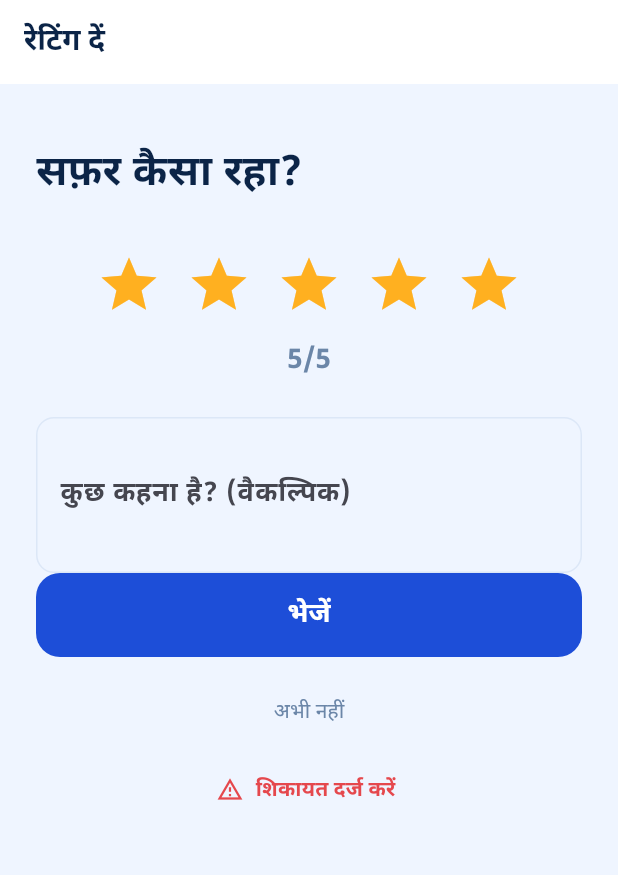
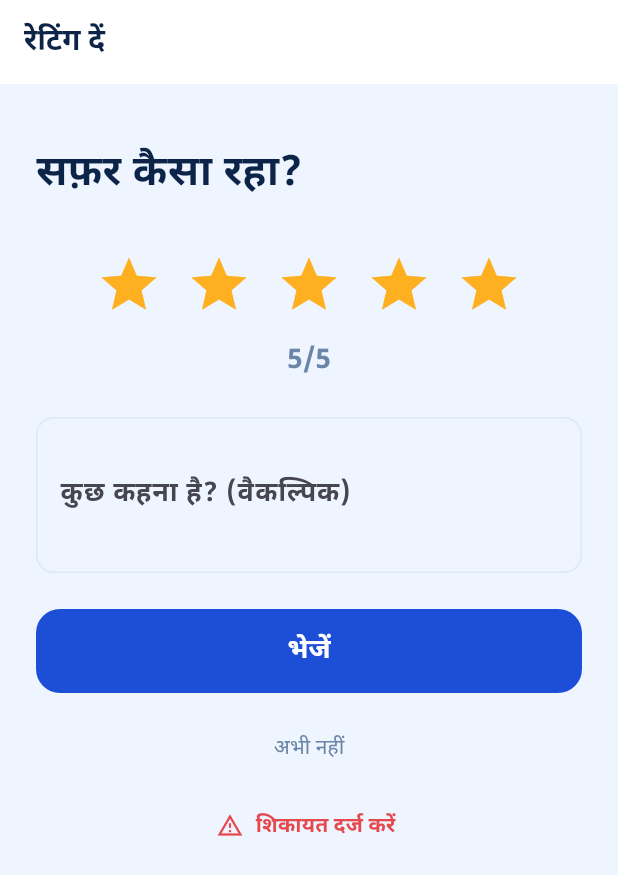
Before and after one commit to hearterzarya/Rickbo, a Flutter app: the RateRideScreen screen opened by its route, on a phone screen of 412 x 824 dp. Shown: the top 875 px of the screen. Run offline on Flutter 3.47's test engine with Material 3 defaults, Android fonts, the light colour scheme and no system bars; our stand-ins replace dio, flutter_map, flutter_riverpod, flutter_tts, geolocator, go_router and 3 more; accounts and stored records are empty.

Commit message:
fix(user_app): replace Spacer in scrollable with fixed gap
Spacer() inside a SingleChildScrollView throws a RenderBox assertion
when the parent becomes unbounded — which happens the moment the
keyboard opens (the surrounding Column becomes a flex with infinite
vertical space). Replaced with SizedBox(height: 24) for a fixed gap
that still leaves room for the Send button at the bottom of the
comment field without depending on viewport height.

Hit during the Phase 5 polish audit.

```diff
--- a/apps/user_app/lib/screens/booking/rate_ride_screen.dart
+++ b/apps/user_app/lib/screens/booking/rate_ride_screen.dart
@@ -169,7 +169,7 @@ class _RateRideScreenState extends State<RateRideScreen> {
                   border: OutlineInputBorder(),
                 ),
               ),
-              const Spacer(),
+              const SizedBox(height: 24),
               _sending
                   ? const Center(child: CircularProgressIndicator())
                   : ElevatedButton(onPressed: _submit, child: const Text('भेजें')),
```
